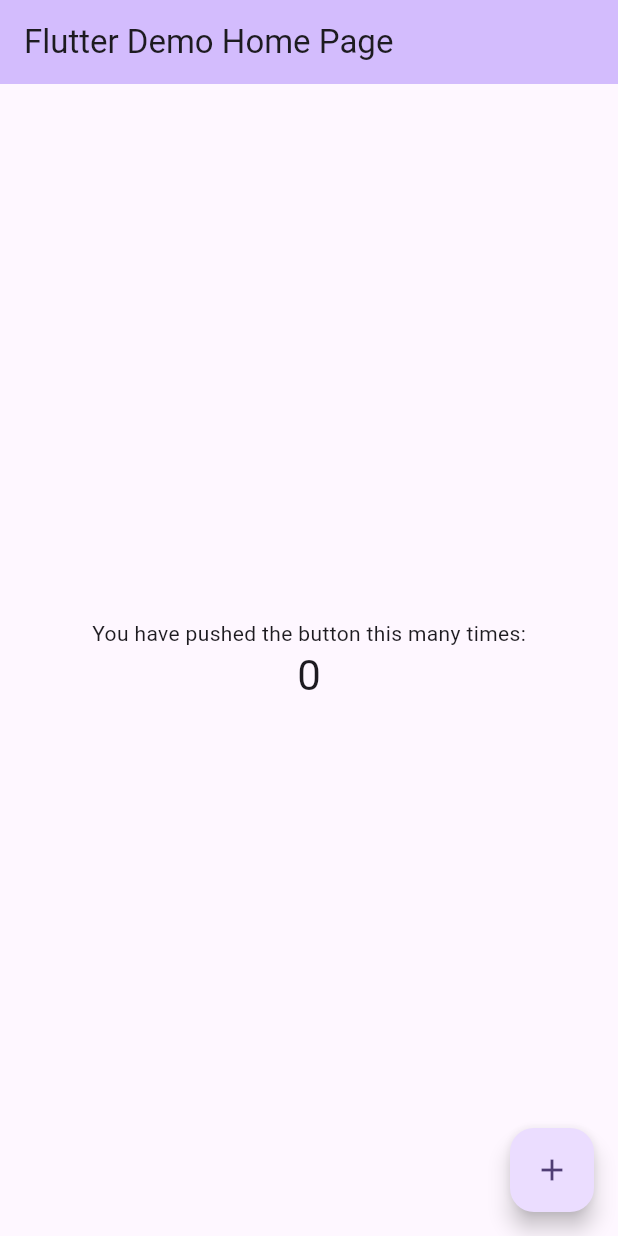
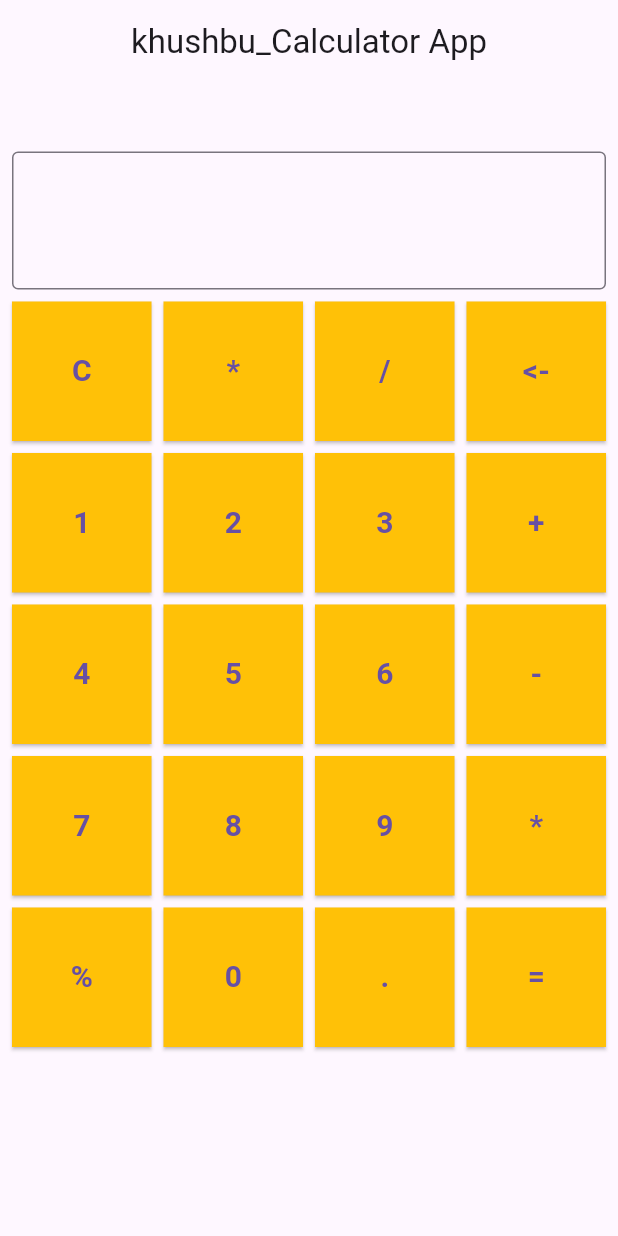
Before and after one commit to khushburajak/khusbu_calculator, a Flutter app: the screen it shows after launch, on a phone screen of 412 x 824 dp. Run offline on Flutter 3.47's test engine with Material 3 defaults, Android fonts, the phone set to English and light mode, and no system bars.

Commit message:
Calculator project completed

```diff
--- /dev/null
+++ b/calculator_project/lib/app.dart
@@ -0,0 +1,12 @@
+import 'package:calculator_project/view/calculator_view.dart';
+import 'package:flutter/material.dart';
+
+class MyApp extends StatelessWidget {
+  const MyApp({super.key});
+
+  @override
+  Widget build(BuildContext context) {
+    return const MaterialApp(
+        debugShowCheckedModeBanner: false, home: CalculatorView());
+  }
+}
--- a/calculator_project/lib/main.dart
+++ b/calculator_project/lib/main.dart
@@ -1,125 +1,12 @@
+import 'package:calculator_project/app.dart';
 import 'package:flutter/material.dart';
 
+// final
+// const
+
+// HOT RELOAD
 void main() {
-  runApp(const MyApp());
+  runApp(
+    const MyApp(),
+  );
 }
-
-class MyApp extends StatelessWidget {
-  const MyApp({super.key});
-
-  // This widget is the root of your application.
-  @override
-  Widget build(BuildContext context) {
-    return MaterialApp(
-      title: 'Flutter Demo',
-      theme: ThemeData(
-        // This is the theme of your application.
-        //
-        // TRY THIS: Try running your application with "flutter run". You'll see
-        // the application has a purple toolbar. Then, without quitting the app,
-        // try changing the seedColor in the colorScheme below to Colors.green
-        // and then invoke "hot reload" (save your changes or press the "hot
-        // reload" button in a Flutter-supported IDE, or press "r" if you used
-        // the command line to start the app).
-        //
-        // Notice that the counter didn't reset back to zero; the application
-        // state is not lost during the reload. To reset the state, use hot
-        // restart instead.
-        //
-        // This works for code too, not just values: Most code changes can be
-        // tested with just a hot reload.
-        colorScheme: ColorScheme.fromSeed(seedColor: Colors.deepPurple),
-        useMaterial3: true,
-      ),
-      home: const MyHomePage(title: 'Flutter Demo Home Page'),
-    );
-  }
-}
-
-class MyHomePage extends StatefulWidget {
-  const MyHomePage({super.key, required this.title});
-
-  // This widget is the home page of your application. It is stateful, meaning
-  // that it has a State object (defined below) that contains fields that affect
-  // how it looks.
-
-  // This class is the configuration for the state. It holds the values (in this
-  // case the title) provided by the parent (in this case the App widget) and
-  // used by the build method of the State. Fields in a Widget subclass are
-  // always marked "final".
-
-  final String title;
-
-  @override
-  State<MyHomePage> createState() => _MyHomePageState();
-}
-
-class _MyHomePageState extends State<MyHomePage> {
-  int _counter = 0;
-
-  void _incrementCounter() {
-    setState(() {
-      // This call to setState tells the Flutter framework that something has
-      // changed in this State, which causes it to rerun the build method below
-      // so that the display can reflect the updated values. If we changed
-      // _counter without calling setState(), then the build method would not be
-      // called again, and so nothing would appear to happen.
-      _counter++;
-    });
-  }
-
-  @override
-  Widget build(BuildContext context) {
-    // This method is rerun every time setState is called, for instance as done
-    // by the _incrementCounter method above.
-    //
-    // The Flutter framework has been optimized to make rerunning build methods
-    // fast, so that you can just rebuild anything that needs updating rather
-    // than having to individually change instances of widgets.
-    return Scaffold(
-      appBar: AppBar(
-        // TRY THIS: Try changing the color here to a specific color (to
-        // Colors.amber, perhaps?) and trigger a hot reload to see the AppBar
-        // change color while the other colors stay the same.
-        backgroundColor: Theme.of(context).colorScheme.inversePrimary,
-        // Here we take the value from the MyHomePage object that was created by
-        // the App.build method, and use it to set our appbar title.
-        title: Text(widget.title),
-      ),
-      body: Center(
-        // Center is a layout widget. It takes a single child and positions it
-        // in the middle of the parent.
-        child: Column(
-          // Column is also a layout widget. It takes a list of children and
-          // arranges them vertically. By default, it sizes itself to fit its
-          // children horizontally, and tries to be as tall as its parent.
-          //
-          // Column has various properties to control how it sizes itself and
-          // how it positions its children. Here we use mainAxisAlignment to
-          // center the children vertically; the main axis here is the vertical
-          // axis because Columns are vertical (the cross axis would be
-          // horizontal).
-          //
-          // TRY THIS: Invoke "debug painting" (choose the "Toggle Debug Paint"
-          // action in the IDE, or press "p" in the console), to see the
-          // wireframe for each widget.
-          mainAxisAlignment: MainAxisAlignment.center,
-          children: <Widget>[
-            const Text(
-              'You have pushed the button this many times:',
-            ),
-            Text(
-              '$_counter',
-              style: Theme.of(context).textTheme.headlineMedium,
-            ),
-          ],
-        ),
-      ),
-      floatingActionButton: FloatingActionButton(
-        onPressed: _incrementCounter,
-        tooltip: 'Increment',
-        child: const Icon(Icons.add),
-      ), // This trailing comma makes auto-formatting nicer for build methods.
-    );
-  }
-}
--- /dev/null
+++ b/calculator_project/lib/view/calculator_view.dart
@@ -0,0 +1,162 @@
+import 'package:flutter/material.dart';
+
+class CalculatorView extends StatefulWidget {
+  const CalculatorView({super.key});
+
+  @override
+  State<CalculatorView> createState() => _CalculatorViewState();
+}
+
+class _CalculatorViewState extends State<CalculatorView> {
+  final _textController = TextEditingController();
+  List<String> lstSymbols = [
+    "C",
+    "*",
+    "/",
+    "<-",
+    "1",
+    "2",
+    "3",
+    "+",
+    "4",
+    "5",
+    "6",
+    "-",
+    "7",
+    "8",
+    "9",
+    "*",
+    "%",
+    "0",
+    ".",
+    "=",
+  ];
+
+  final _key = GlobalKey<FormState>();
+  int? first;
+  int? second;
+  String operation = "";
+  String history = "";
+
+  void _onButtonPressed(String symbol) {
+    setState(() {
+      if (symbol == "C") {
+        _textController.text = "";
+        first = null;
+        second = null;
+        operation = "";
+        history = "";
+      } else if (symbol == "<-") {
+        if (_textController.text.isNotEmpty) {
+          _textController.text = _textController.text
+              .substring(0, _textController.text.length - 1);
+        }
+      } else if (symbol == "=" && operation.isNotEmpty) {
+        second = int.tryParse(_textController.text);
+        if (second != null) {
+          int result = 0;
+          if (operation == "+") {
+            result = (first ?? 0) + second!;
+          } else if (operation == "-") {
+            result = (first ?? 0) - second!;
+          } else if (operation == "*") {
+            result = (first ?? 0) * second!;
+          } else if (operation == "/") {
+            result = second != 0 ? (first ?? 0) ~/ second! : 0;
+          }
+          history += " ${second!} =";
+          _textController.text = result.toString();
+          first = result;
+          second = null;
+          operation = "";
+        }
+      } else if (["+", "-", "*", "/"].contains(symbol)) {
+        if (_textController.text.isNotEmpty) {
+          first = int.tryParse(_textController.text);
+          if (first != null) {
+            operation = symbol;
+            history = "$first $operation";
+            _textController.text = "";
+          }
+        }
+      } else {
+        // Append numbers or dot
+        _textController.text += symbol;
+      }
+    });
+  }
+
+  @override
+  Widget build(BuildContext context) {
+    return Scaffold(
+      appBar: AppBar(
+        title: const Text('khushbu_Calculator App'),
+        centerTitle: true,
+      ),
+      body: Padding(
+        padding: const EdgeInsets.all(8.0),
+        child: Form(
+          key: _key,
+          child: Column(
+            children: [
+              // History display
+              Align(
+                alignment: Alignment.centerRight,
+                child: Text(
+                  history,
+                  style: const TextStyle(
+                    fontSize: 20,
+                    color: Colors.grey,
+                  ),
+                ),
+              ),
+              const SizedBox(height: 8),
+              // Main display
+              TextFormField(
+                textDirection: TextDirection.rtl,
+                controller: _textController,
+                decoration: const InputDecoration(
+                  border: OutlineInputBorder(),
+                ),
+                style: const TextStyle(
+                  fontSize: 40,
+                  fontWeight: FontWeight.bold,
+                ),
+                readOnly: true,
+              ),
+              const SizedBox(height: 8),
+              Expanded(
+                child: GridView.builder(
+                  gridDelegate: const SliverGridDelegateWithFixedCrossAxisCount(
+                    crossAxisCount: 4,
+                    crossAxisSpacing: 8.0,
+                    mainAxisSpacing: 8.0,
+                  ),
+                  itemCount: lstSymbols.length,
+                  itemBuilder: (context, index) {
+                    return ElevatedButton(
+                      style: ElevatedButton.styleFrom(
+                        backgroundColor: Colors.amber,
+                        shape: RoundedRectangleBorder(
+                          borderRadius: BorderRadius.circular(0),
+                        ),
+                      ),
+                      onPressed: () => _onButtonPressed(lstSymbols[index]),
+                      child: Text(
+                        lstSymbols[index],
+                        style: const TextStyle(
+                          fontSize: 20,
+                          fontWeight: FontWeight.bold,
+                        ),
+                      ),
+                    );
+                  },
+                ),
+              ),
+            ],
+          ),
+        ),
+      ),
+    );
+  }
+}
```
Also changed, not shown: 1 other file.
